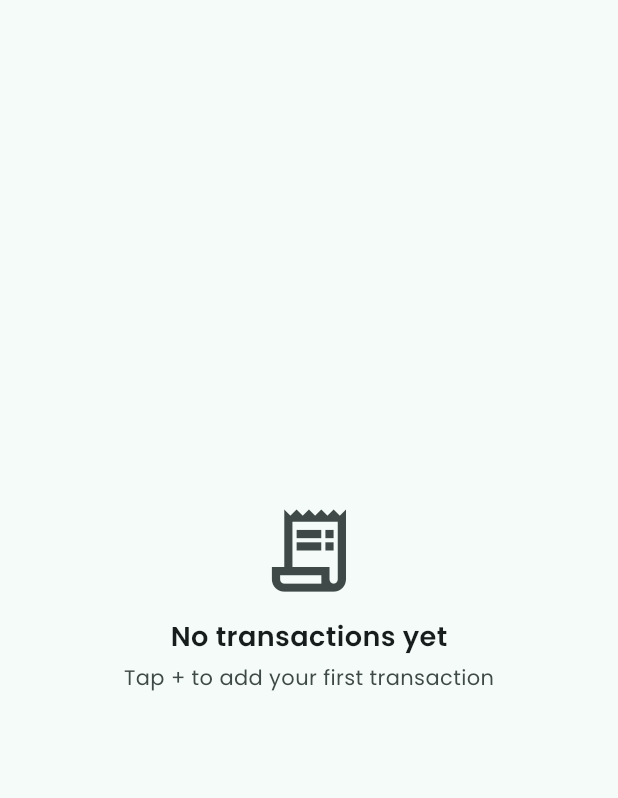
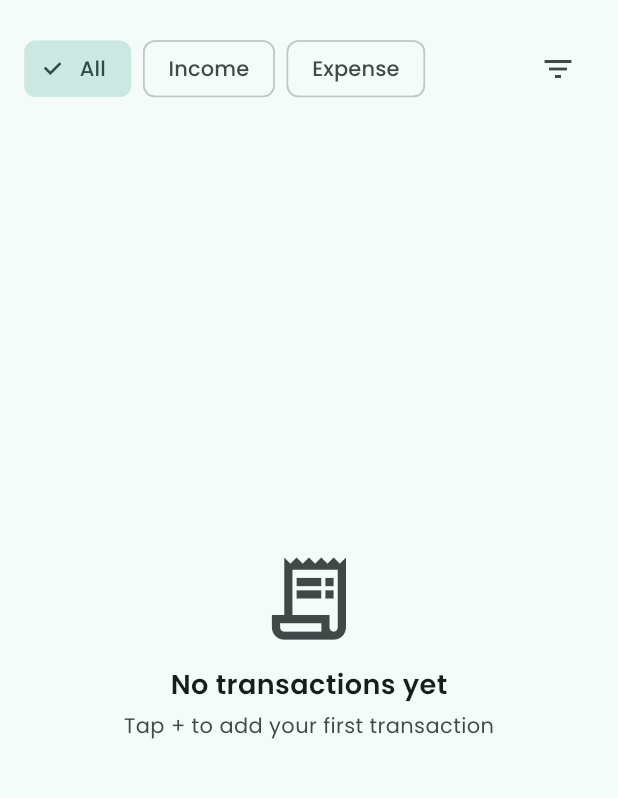
Before and after one commit to May-tea/flutter-expense-tracker, a Flutter app: the AllTransactionsScreen screen opened directly, on a phone screen of 412 x 824 dp, the part 63-861 px from its top. Run offline on Flutter 3.47's test engine with Material 3 defaults, Android fonts, the phone set to English and light mode, and no system bars; our stand-ins replace cloud_firestore, firebase_auth, firebase_core, flutter_local_notifications, flutter_riverpod, flutter_timezone and 4 more; accounts and stored records are empty; statements that could not run were skipped.

Commit message:
feat(transactions): add transaction filtering functionality

```diff
--- a/lib/features/transactions/screens/all_transactions/all_transactions_screen.dart
+++ b/lib/features/transactions/screens/all_transactions/all_transactions_screen.dart
@@ -1,5 +1,6 @@
 import 'package:flutter/material.dart';
 
+import '../../widgets/transaction_filter_bar.dart';
 import '../../widgets/transactions_list.dart';
 
 class AllTransactionsScreen extends StatelessWidget {
@@ -9,7 +10,12 @@ class AllTransactionsScreen extends StatelessWidget {
   Widget build(BuildContext context) {
     return Scaffold(
       appBar: AppBar(title: const Text('All Transactions')),
-      body: const TransactionsList(isAllTransactions: true),
+      body: const Column(
+        children: [
+          TransactionFilterBar(),
+          Expanded(child: TransactionsList(isAllTransactions: true)),
+        ],
+      ),
     );
   }
 }
--- /dev/null
+++ b/lib/features/transactions/widgets/transaction_filter_bar.dart
@@ -0,0 +1,69 @@
+import 'package:flutter/material.dart';
+import 'package:flutter_riverpod/flutter_riverpod.dart';
+
+import '../../../core/utils/screen_utils.dart';
+import '../models/transaction_type.dart';
+import '../providers/transaction_provider.dart';
+import 'filter_bottom_sheet.dart';
+
+class TransactionFilterBar extends ConsumerWidget {
+  const TransactionFilterBar({super.key});
+
+  @override
+  Widget build(BuildContext context, WidgetRef ref) {
+    final filter = ref.watch(transactionFilterProvider);
+
+    final screenWidth = ScreenUtils.width(context);
+
+    return Padding(
+      padding: .symmetric(
+        horizontal: screenWidth * 0.039,
+        vertical: screenWidth * 0.019,
+      ),
+      child: Row(
+        spacing: screenWidth * 0.019,
+        children: [
+          FilterChip(
+            label: const Text('All'),
+            selected: filter.types == null,
+            onSelected: (_) =>
+                ref.read(transactionFilterProvider.notifier).state = filter
+                    .copyWith(types: null),
+          ),
+
+          FilterChip(
+            label: const Text('Income'),
+            selected: filter.types?.contains(TransactionType.income) == true,
+            onSelected: (_) =>
+                ref.read(transactionFilterProvider.notifier).state = filter
+                    .copyWith(types: {TransactionType.income}),
+          ),
+
+          FilterChip(
+            label: const Text('Expense'),
+            selected: filter.types?.contains(TransactionType.expense) == true,
+            onSelected: (_) =>
+                ref.read(transactionFilterProvider.notifier).state = filter
+                    .copyWith(types: {TransactionType.expense}),
+          ),
+
+          const Spacer(),
+
+          IconButton(
+            icon: Icon(
+              Icons.filter_list,
+              color: filter.hasActiveFilter
+                  ? Theme.of(context).colorScheme.primary
+                  : null,
+            ),
+            onPressed: () => showModalBottomSheet(
+              context: context,
+              isScrollControlled: true,
+              builder: (_) => const FilterBottomSheet(),
+            ),
+          ),
+        ],
+      ),
+    );
+  }
+}
--- a/lib/features/transactions/widgets/transactions_list.dart
+++ b/lib/features/transactions/widgets/transactions_list.dart
@@ -3,18 +3,33 @@ import 'package:flutter_riverpod/flutter_riverpod.dart';
 
 import '../../../core/utils/screen_utils.dart';
 import '../../../core/widgets/app_snack_bar.dart';
+import '../models/transaction_model.dart';
 import '../providers/transaction_provider.dart';
 import 'transaction_tile.dart';
 
 class TransactionsList extends ConsumerWidget {
-  const TransactionsList({super.key, required this._isAllTransactions});
+  const TransactionsList({
+    super.key,
+    required this.isAllTransactions,
+    this.ignoreFilter = false,
+  });
 
-  final bool _isAllTransactions;
+  final bool isAllTransactions;
+  final bool ignoreFilter;
 
   @override
   Widget build(BuildContext context, WidgetRef ref) {
+    final transactionAsync = ref.watch(transactionsProvider);
+    final filter = ref.watch(transactionFilterProvider);
+
     final transactionService = ref.watch(transactionServiceProvider);
-    final transactionAsync = ref.watch(transactionsProvider);
+
+    final filteredTransactions = ignoreFilter
+        ? transactionAsync.maybeWhen(
+            data: (list) => list,
+            orElse: () => <TransactionModel>[],
+          )
+        : ref.watch(filteredTransactionsProvider);
 
     final screenWidth = ScreenUtils.width(context);
     final colorScheme = Theme.of(context).colorScheme;
@@ -22,20 +37,24 @@ class TransactionsList extends ConsumerWidget {
     return transactionAsync.when(
       loading: () => const Center(child: CircularProgressIndicator()),
       error: (error, _) => Center(child: Text(error.toString())),
-      data: (transactions) {
-        if (transactions.isEmpty) {
+      data: (_) {
+        if (filteredTransactions.isEmpty) {
           return Center(
             child: Column(
               mainAxisSize: .min,
               children: [
                 Icon(
-                  Icons.receipt_long_outlined,
+                  filter.hasActiveFilter
+                      ? Icons.search_off
+                      : Icons.receipt_long_outlined,
                   size: screenWidth * 0.16,
                   color: colorScheme.onSurfaceVariant,
                 ),
                 SizedBox(height: screenWidth * 0.029),
                 Text(
-                  'No transactions yet',
+                  filter.hasActiveFilter
+                      ? 'No matching transactions'
+                      : 'No transactions yet',
                   style: .new(
                     fontSize: screenWidth * 0.044,
                     fontWeight: .w600,
@@ -44,7 +63,9 @@ class TransactionsList extends ConsumerWidget {
                 ),
                 SizedBox(height: screenWidth * 0.01),
                 Text(
-                  'Tap + to add your first transaction',
+                  filter.hasActiveFilter
+                      ? 'Try adjusting your filters'
+                      : 'Tap + to add your first transaction',
                   style: .new(color: colorScheme.onSurfaceVariant),
                 ),
               ],
@@ -52,30 +73,42 @@ class TransactionsList extends ConsumerWidget {
           );
         }
 
+        final itemCount = isAllTransactions
+            ? filteredTransactions.length
+            : filteredTransactions.length.clamp(0, 3);
+
         return ListView.separated(
           padding: .only(
             top: screenWidth * 0.019,
             bottom: screenWidth * 0.058,
-            left: _isAllTransactions ? screenWidth * 0.04 : 0,
-            right: _isAllTransactions ? screenWidth * 0.04 : 0,
+            left: isAllTransactions ? screenWidth * 0.04 : 0,
+            right: isAllTransactions ? screenWidth * 0.04 : 0,
           ),
-          itemCount: _isAllTransactions
-              ? transactions.length
-              : transactions.length.clamp(0, 3),
+          itemCount: itemCount,
           separatorBuilder: (_, _) => SizedBox(height: screenWidth * 0.03),
           itemBuilder: (ctx, index) {
-            final transaction = transactions[index];
+            final transaction = filteredTransactions[index];
 
             return Dismissible(
               key: ValueKey(transaction.id),
               direction: .endToStart,
               onDismissed: (_) async {
-                await transactionService
-                    .deleteTransaction(transaction.id)
-                    .timeout(const .new(seconds: 2), onTimeout: () {});
+                try {
+                  await transactionService
+                      .deleteTransaction(transaction.id)
+                      .timeout(const Duration(seconds: 2));
+                } catch (_) {
+                  if (!context.mounted) return;
+
+                  AppSnackBar.show(
+                    context,
+                    isError: true,
+                    message: 'Failed to delete',
+                  );
+                  return;
+                }
 
                 if (!context.mounted) return;
-
                 AppSnackBar.show(
                   context,
                   isError: true,
@@ -83,7 +116,6 @@ class TransactionsList extends ConsumerWidget {
                   actionLabel: 'UNDO',
                   onAction: () async {
                     ScaffoldMessenger.of(context).clearSnackBars();
-
                     transactionService
                         .restoreTransaction(transaction)
                         .timeout(const .new(seconds: 2), onTimeout: () {});
```
Also changed, not shown: lib/features/transactions/models/transaction_filter.dart (added, +70 -0 lines), lib/features/transactions/providers/category_provider.dart (added, +7 -0 lines), lib/features/transactions/providers/transaction_provider.dart (+66 -0 lines), lib/features/transactions/screens/home/home_screen.dart (+6 -1 lines), lib/features/transactions/widgets/filter_bottom_sheet.dart (added, +358 -0 lines), lib/features/transactions/widgets/home/recent_transactions_header.dart (+0 -9 lines).
